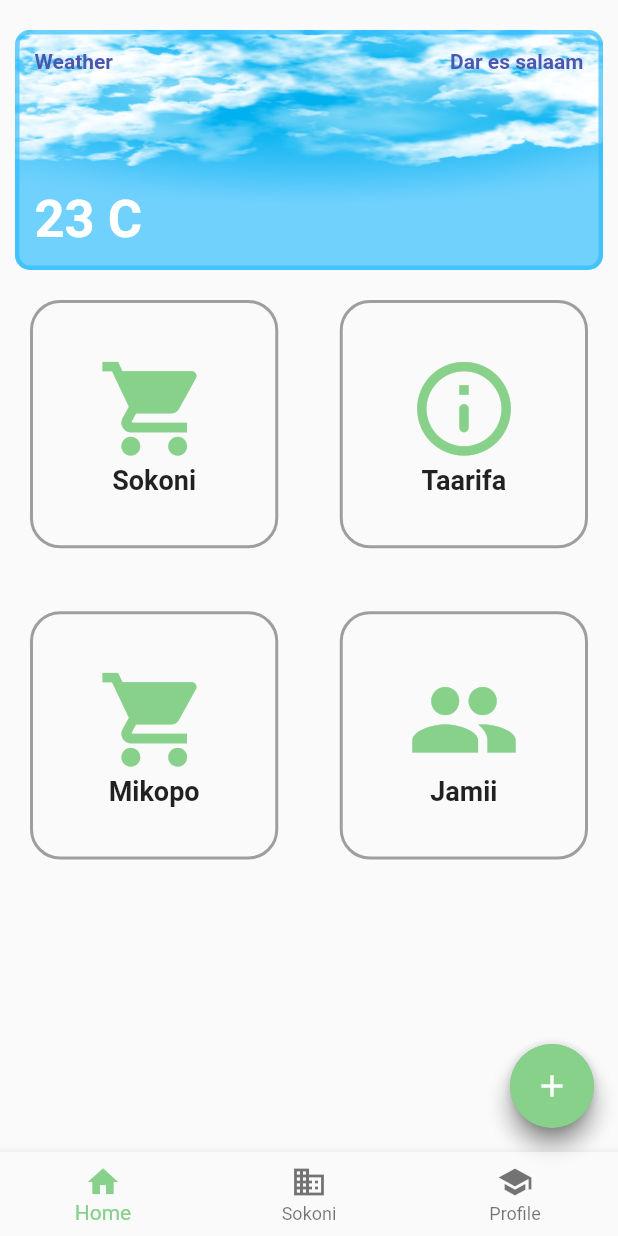
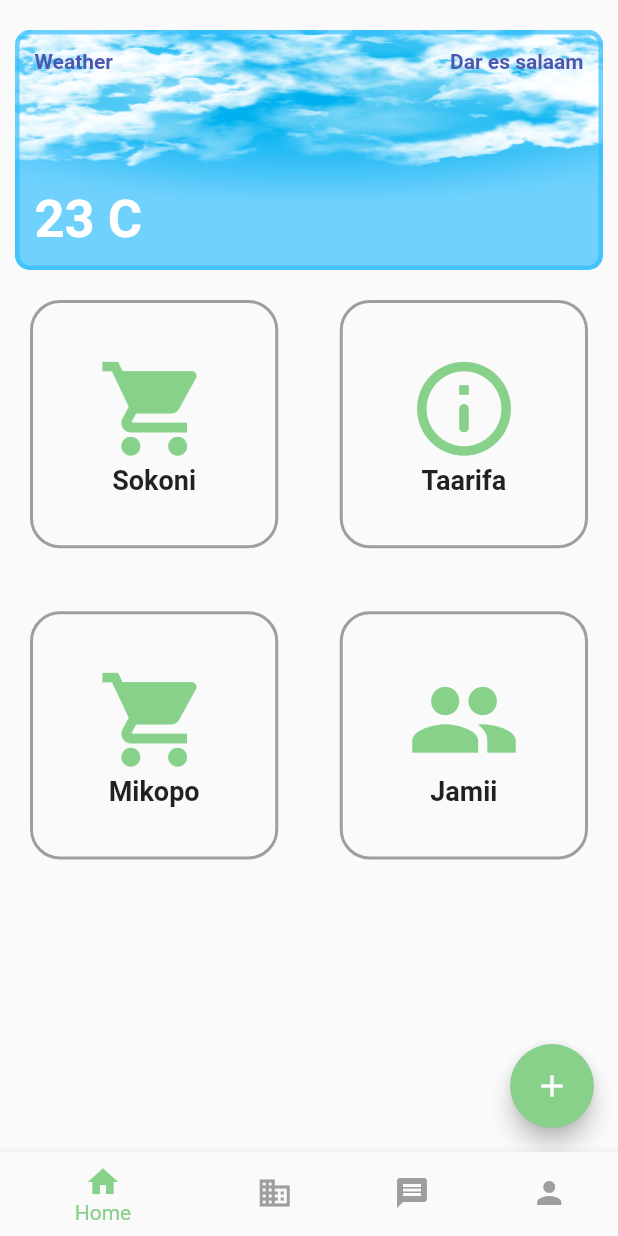
Before and after one commit to zuberypima/GulioApp, a Flutter app: the screen it shows after launch, on a phone screen of 412 x 824 dp. Run offline on Flutter 3.47's test engine with Material 2 defaults, Android fonts, the phone set to English and light mode, and no system bars; our stand-ins replace cloud_firestore, firebase_auth, firebase_core, image_picker; accounts and stored records are empty.

Commit message:
update for templates

```diff
--- a/lib/screens/Screenhome.dart
+++ b/lib/screens/Screenhome.dart
@@ -18,19 +18,11 @@ class HomeScreen extends StatefulWidget {
 class _HomeScreenState extends State<HomeScreen> {
 
 
-
-  final List<Widget> _pages = [HomeScreen(), MarketPage(), ProfileScreen()];
-
   @override
   Widget build(BuildContext context) {
     // ignore: prefer_const_constructors
     return SafeArea(
       child: Scaffold(
-        // drawer: NavDrawer(),
-        // appBar: AppBar(
-        //   elevation: 0,
-        //   backgroundColor: ConstantsColors().mainColor(),
-        // ),
         body: ListView(
           children: [
             Padding(
--- a/lib/screens/homepage.dart
+++ b/lib/screens/homepage.dart
@@ -3,6 +3,7 @@
 import 'package:flutter/material.dart';
 import 'package:gulio/screens/Screenhome.dart';
 import 'package:gulio/screens/marketpage.dart';
+import 'package:gulio/screens/orders.dart';
 import 'package:gulio/screens/postScreen.dart';
 import 'package:gulio/screens/profilescreen.dart';
 import 'package:gulio/utilities/constantscolors.dart';
@@ -17,10 +18,9 @@ class HomePage extends StatefulWidget {
 }
 
 class _HomePageState extends State<HomePage> {
-  int _selectedIndex = 0;
   int _currentIndex = 0;
 
-  final List<Widget> _pages = [HomeScreen(), MarketPage(), ProfileScreen()];
+  final List<Widget> _pages = [HomeScreen(), MarketPage(), Orders(),ProfileScreen()];
 
   @override
   Widget build(BuildContext context) {
@@ -33,6 +33,8 @@ class _HomePageState extends State<HomePage> {
           // ignore: prefer_const_literals_to_create_immutables
           currentIndex: _currentIndex,
           selectedItemColor: ConstantsColors().mainColor(),
+          unselectedItemColor: Colors.grey,
+          unselectedLabelStyle: TextStyle(color: Colors.grey),
           onTap: _onItemTapped,
           items: [
             BottomNavigationBarItem(
@@ -43,26 +45,21 @@ class _HomePageState extends State<HomePage> {
               icon: Icon(Icons.business),
               label: 'Sokoni',
             ),
+           BottomNavigationBarItem(
+              icon: Icon(Icons.message),
+              label: 'orders',
+            ),
             BottomNavigationBarItem(
-              icon: Icon(Icons.school),
+              icon: Icon(Icons.person),
               label: 'Profile',
             ),
+
+
           ],
-        ),
-
-        // add button
-        floatingActionButton: FloatingActionButton(
-          backgroundColor: ConstantsColors().mainColor(),
-          onPressed: () {
-            Navigator.of(context)
-                .push(MaterialPageRoute(builder: (context) => PostPage()));
-          },
-          child: Icon(Icons.add),
         ),
       ),
     );
   }
-
   void _onItemTapped(int index) {
     setState(() {
       _currentIndex = index;
```
Also changed, not shown: lib/screens/makeoderscreen.dart (added, +15 -0 lines), lib/screens/orders.dart (added, +21 -0 lines).
